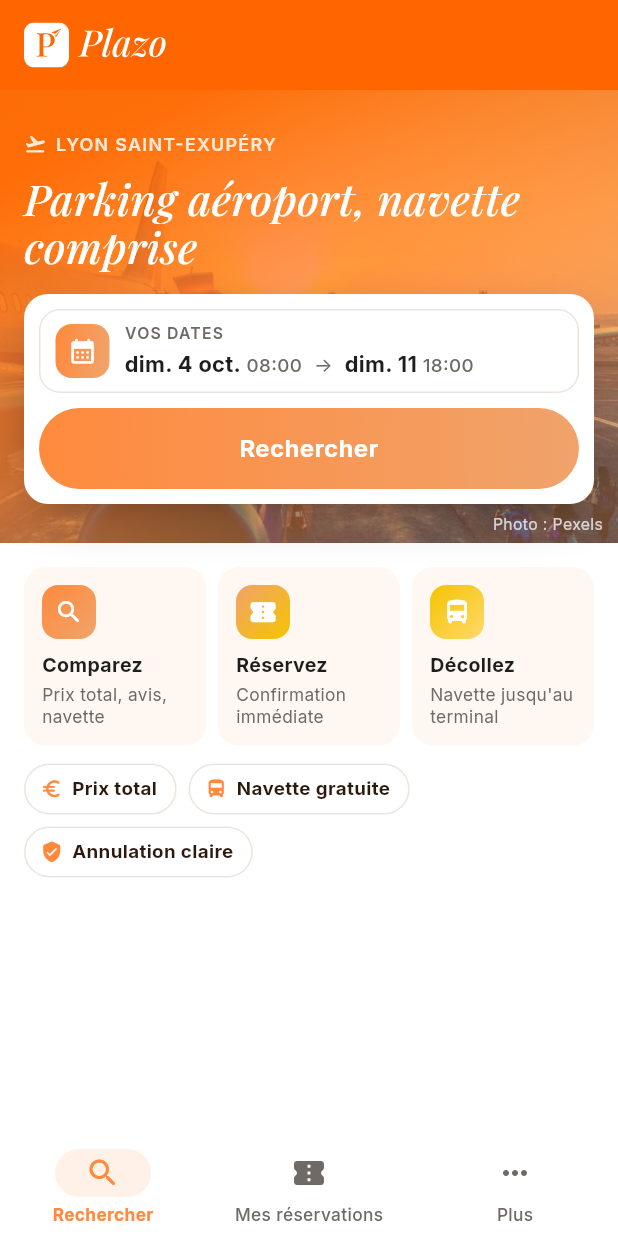
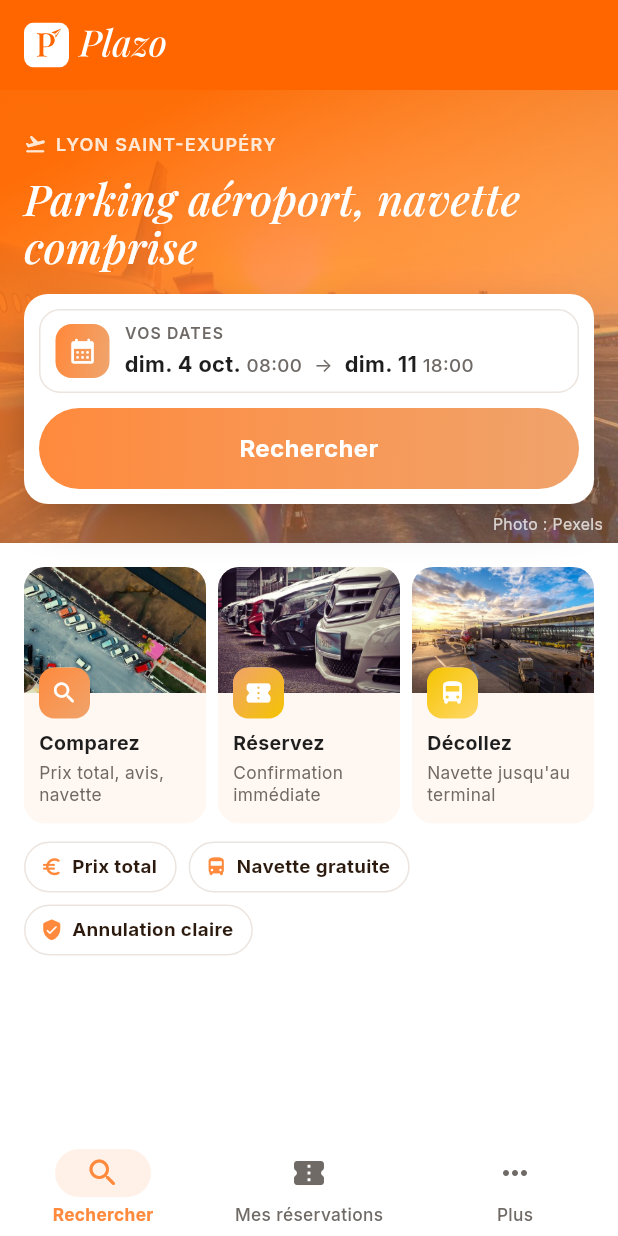
Before and after one commit to Benford-Tech/plazo, a Flutter app: the screen it shows after launch, on a phone screen of 412 x 824 dp. Run offline on Flutter 3.47's test engine with Material 3 defaults, Android fonts, the phone set to English and light mode, and no system bars; our stand-ins replace auto_route, bloc, dio, easy_localization, equatable, flutter_bloc and 10 more; missing offline and left inert: flutter_stripe, onesignal_flutter; generated files the repository leaves out were written again; network calls fail.

Commit message:
Home illustrations (I-A): a Pexels photo on each of the three steps, in the app and on the site
Co-Authored-By: Claude Fable 5.1 <noreply@anthropic.com>
Claude-Session: https://claude.ai/code/session_012FzNPuRPbrourFcqtQaMsX

```diff
--- a/mobile/lib/src/features/search/presentation/pages/search_tab_page.dart
+++ b/mobile/lib/src/features/search/presentation/pages/search_tab_page.dart
@@ -229,7 +229,8 @@ class _NextDeparture extends StatelessWidget {
   }
 }
 
-/// The three steps, "Comparez · Réservez · Décollez", each on its own gradient tile.
+/// The three steps, "Comparez · Réservez · Décollez" (I-A, 03/10/2026): a photo on each tile
+/// (Pexels, free licence) with the step's icon as a badge over it.
 class _Steps extends StatelessWidget {
   const _Steps();
 
@@ -248,18 +249,43 @@ class _Steps extends StatelessWidget {
           children: [
             for (final (icon, gradient, key) in steps) ...[
               Expanded(
-                child: Container(
-                  padding: const EdgeInsets.fromLTRB(12, 12, 10, 12),
-                  decoration: BoxDecoration(color: AppColors.tintSoft, borderRadius: BorderRadius.circular(14)),
+                child: ClipRRect(
+                  borderRadius: BorderRadius.circular(14),
+                  child: ColoredBox(
+                    color: AppColors.tintSoft,
                     child: Column(
                       crossAxisAlignment: CrossAxisAlignment.start,
                       children: [
-                      IconTile(icon, gradient: gradient),
-                      const SizedBox(height: 8),
+                        Stack(
+                          clipBehavior: Clip.none,
+                          children: [
+                            Image.asset('assets/images/step-$key.jpg', height: 84, width: double.infinity, fit: BoxFit.cover, excludeFromSemantics: true),
+                            Positioned(
+                              left: 10,
+                              bottom: -17,
+                              child: DecoratedBox(
+                                decoration: BoxDecoration(
+                                  borderRadius: BorderRadius.circular(12),
+                                  border: Border.all(color: Colors.white, width: 2),
+                                ),
+                                child: IconTile(icon, size: 34, gradient: gradient),
+                              ),
+                            ),
+                          ],
+                        ),
+                        Padding(
+                          padding: const EdgeInsets.fromLTRB(10, 24, 10, 12),
+                          child: Column(
+                            crossAxisAlignment: CrossAxisAlignment.start,
+                            children: [
                               Text('search.steps.$key'.tr(), style: AppText.strong(size: 13)),
                               const SizedBox(height: 2),
                               Text('search.steps.${key}_sub'.tr(), style: AppText.muted(size: 11.5).copyWith(height: 1.3)),
                             ],
+                          ),
+                        ),
+                      ],
+                    ),
                   ),
                 ),
               ),
```
Also changed, not shown: mobile/assets/images/step-book.jpg (added), mobile/assets/images/step-compare.jpg (added), mobile/assets/images/step-fly.jpg (added), site/public/images/step-book.jpg (added), site/public/images/step-book.webp (added), site/public/images/step-compare.jpg (added), site/public/images/step-compare.webp (added), site/public/images/step-fly.jpg (added), site/public/images/step-fly.webp (added), 1 other file. Lines whose indentation alone changed are shown as unchanged.
